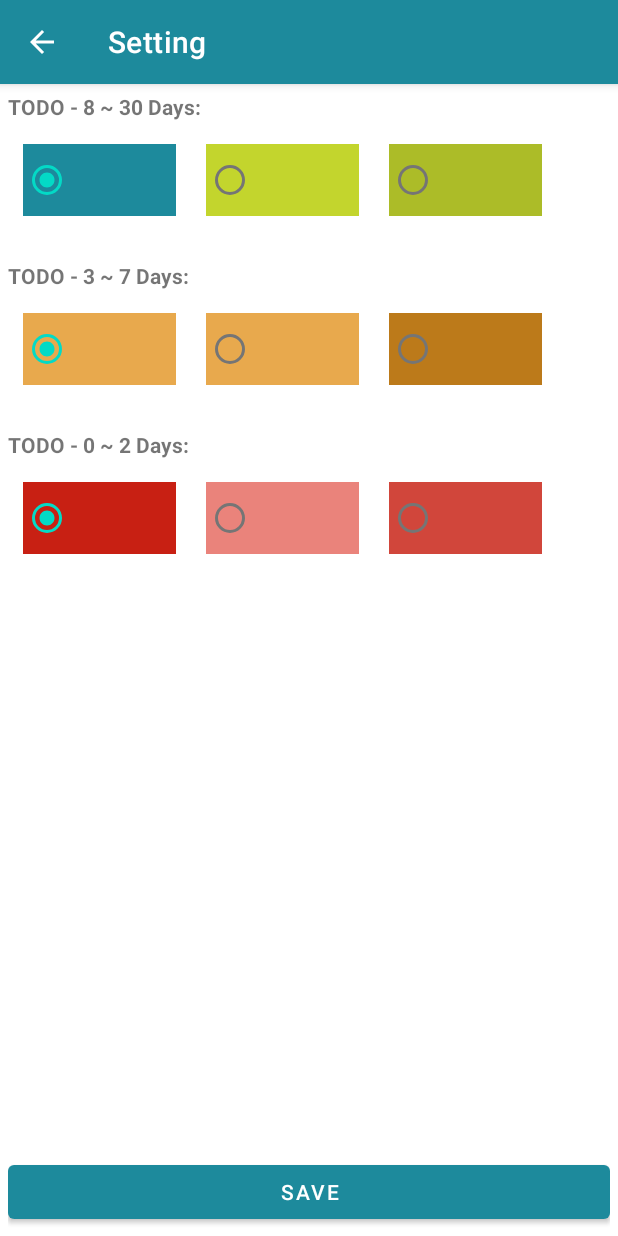
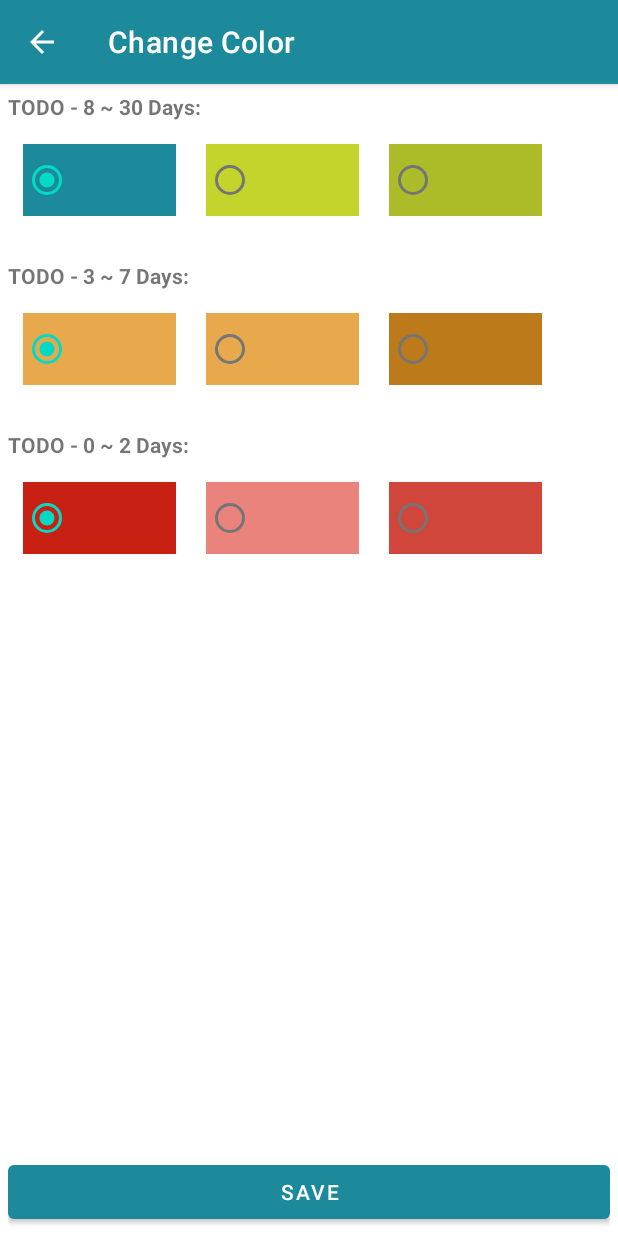
Before and after one commit to faris-shi/KeepDoingProject, an Android app: the ColorActivity screen opened directly, with no data from a screen before it, on a phone screen of 412 x 824 dp. Run offline under Robolectric (Android 15) with nearby library versions, the phone set to English and light mode, and no system bars; our stand-ins replace data binding.

```diff
--- a/app/src/main/AndroidManifest.xml
+++ b/app/src/main/AndroidManifest.xml
@@ -14,7 +14,7 @@
         android:theme="@style/KeepDoingProjectTheme">
         <activity android:name=".HelpActivity"></activity>
         <activity android:name=".AboutActivity" />
-        <activity android:name=".SettingActivity" />
+        <activity android:name=".ColorActivity" />
         <activity android:name=".ScheduleDetailActivity" />
         <activity android:name=".MainActivity" />
         <activity
--- a/app/src/main/java/project/n01349246/xuelin/SettingActivity.kt
+++ b/app/src/main/java/project/n01349246/xuelin/ColorActivity.kt
@@ -7,11 +7,11 @@ import androidx.appcompat.app.AppCompatActivity
 import android.os.Bundle
 import android.view.MenuItem
 import androidx.databinding.DataBindingUtil
-import project.n01349246.xuelin.databinding.ActivitySettingBinding
+import project.n01349246.xuelin.databinding.ActivityColorBinding
 
-class SettingActivity : AppCompatActivity() {
+class ColorActivity : AppCompatActivity() {
 
-    private lateinit var binding: ActivitySettingBinding
+    private lateinit var binding: ActivityColorBinding
 
     private lateinit var pref: SharedPreferences
 
@@ -23,10 +23,10 @@ class SettingActivity : AppCompatActivity() {
 
     override fun onCreate(savedInstanceState: Bundle?) {
         super.onCreate(savedInstanceState)
-        binding = DataBindingUtil.setContentView(this, R.layout.activity_setting)
+        binding = DataBindingUtil.setContentView(this, R.layout.activity_color)
         pref = getSharedPreferences("keep_doing", Context.MODE_PRIVATE)
         supportActionBar?.setDisplayHomeAsUpEnabled(true)
-        this.title = "Setting"
+        this.title = "Change Color"
 
         lowLevel = pref.getString("LOW_LEVEL", "#1D8A9C").toString()
         when (lowLevel) {
--- a/app/src/main/java/project/n01349246/xuelin/MainActivity.kt
+++ b/app/src/main/java/project/n01349246/xuelin/MainActivity.kt
@@ -16,7 +16,6 @@ import project.n01349246.xuelin.database.ScheduleDatabase
 import project.n01349246.xuelin.databinding.ActivityMainBinding
 import project.n01349246.xuelin.model.Schedule
 import project.n01349246.xuelin.model.ScheduleStatus
-import project.n01349246.xuelin.util.MiscUtil
 import kotlin.collections.ArrayList
 
 
@@ -81,7 +80,7 @@ class MainActivity : AppCompatActivity() {
             startActivity(intent)
         }
 
-        binding.freshLayout?.setOnRefreshListener {
+        binding.freshLayout.setOnRefreshListener {
             displaySchedules()
         }
 
@@ -99,7 +98,7 @@ class MainActivity : AppCompatActivity() {
     override fun onOptionsItemSelected(item: MenuItem): Boolean {
         return when (item.itemId) {
             R.id.change_color -> {
-                val intent = Intent(this, SettingActivity::class.java)
+                val intent = Intent(this, ColorActivity::class.java)
                 startActivity(intent)
                 return true
             }
--- a/app/src/main/res/layout/activity_setting.xml
+++ b/app/src/main/res/layout/activity_color.xml
@@ -2,7 +2,7 @@
 <layout xmlns:android="http://schemas.android.com/apk/res/android">
 
     <LinearLayout
-        android:id="@+id/setting_activity"
+        android:id="@+id/color_activity"
         android:layout_width="match_parent"
         android:layout_height="match_parent"
         android:layout_margin="5dp"
```
Also changed, not shown: app/src/main/java/project/n01349246/xuelin/ScheduleAdapter.kt (+7 -5 lines), app/src/main/java/project/n01349246/xuelin/ScheduleDetailActivity.kt (+21 -14 lines), app/src/main/res/layout-land/activity_main.xml (+11 -5 lines), app/src/main/res/layout-land/activity_splash_screen.xml (added, +21 -0 lines), app/src/main/res/layout-land/activity_color.xml (renamed from app/src/main/res/layout-land/activity_setting.xml).
